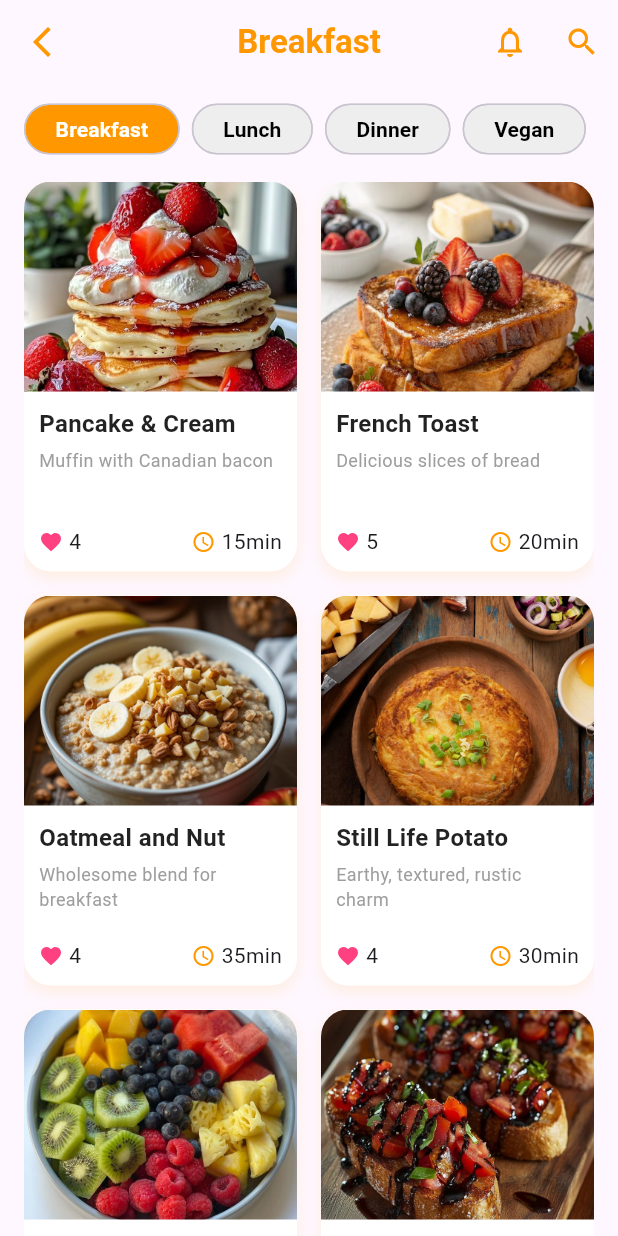
After one commit to LORN-Hongnida/RecipeBuddy, a Flutter app: the BreakfastPage screen opened directly, on a phone screen of 412 x 824 dp. The commit adds this screen. Run offline on Flutter 3.47's test engine with Material 3 defaults, Android fonts, the phone set to English and light mode, and no system bars; our stand-ins replace device_preview, firebase_auth, firebase_core; accounts and stored records are empty.

Commit message:
breakfast page & recipe detail page update

```diff
--- /dev/null
+++ b/lib/pages/breakfast_page.dart
@@ -0,0 +1,239 @@
+import 'package:flutter/material.dart';
+import 'recipe_detail_page.dart'; // import the detail page
+
+class BreakfastPage extends StatelessWidget {
+  const BreakfastPage({super.key});
+
+  @override
+  Widget build(BuildContext context) {
+    return Scaffold(// Soft light background
+      appBar: AppBar(
+        elevation: 0,
+        leading: IconButton(
+          icon: const Icon(Icons.arrow_back_ios_new, color: Colors.orange),
+          onPressed: () {
+            Navigator.pop(context);
+          },
+        ),
+        title: const Text(
+          'Breakfast',
+          style: TextStyle(
+            color: Colors.orange,
+            fontWeight: FontWeight.bold,
+            fontSize: 22,
+          ),
+        ),
+        centerTitle: true,
+        actions: [
+          IconButton(
+            icon: const Icon(Icons.notifications_none, color: Colors.orange),
+            onPressed: () {},
+          ),
+          IconButton(
+            icon: const Icon(Icons.search, color: Colors.orange),
+            onPressed: () {},
+          ),
+        ],
+      ),
+      body: Column(
+        children: [
+          // Category Tabs
+          Padding(
+            padding: const EdgeInsets.symmetric(horizontal: 16, vertical: 10),
+            child: SizedBox(
+              height: 40,
+              child: ListView(
+                scrollDirection: Axis.horizontal,
+                children: const [
+                  CategoryTab(title: 'Breakfast', selected: true),
+                  CategoryTab(title: 'Lunch'),
+                  CategoryTab(title: 'Dinner'),
+                  CategoryTab(title: 'Vegan'),
+                  CategoryTab(title: 'Drinks'),
+                ],
+              ),
+            ),
+          ),
+          const SizedBox(height: 5),
+          // Grid of food cards
+          Expanded(
+            child: Padding(
+              padding: const EdgeInsets.symmetric(horizontal: 16),
+              child: GridView.builder(
+                itemCount: foodItems.length,
+                gridDelegate: const SliverGridDelegateWithFixedCrossAxisCount(
+                  crossAxisCount: 2,
+                  mainAxisSpacing: 16,
+                  crossAxisSpacing: 16,
+                  childAspectRatio: 0.70,
+                ),
+                itemBuilder: (context, index) {
+                  final item = foodItems[index];
+                  return GestureDetector(
+                    onTap: () {
+                      Navigator.push(
+                        context,
+                        MaterialPageRoute(
+                          builder: (context) => RecipeDetailPage(recipe: item),
+                        ),
+                      );
+                    },
+                    child: Container(
+                      decoration: BoxDecoration(
+                        color: Colors.white,
+                        borderRadius: BorderRadius.circular(18),
+                        boxShadow: [
+                          BoxShadow(
+                            color: Colors.orange.shade100.withOpacity(0.4),
+                            blurRadius: 8,
+                            offset: const Offset(0, 4),
+                          ),
+                        ],
+                      ),
+                      child: Column(
+                        crossAxisAlignment: CrossAxisAlignment.start,
+                        children: [
+                          ClipRRect(
+                            borderRadius: const BorderRadius.vertical(top: Radius.circular(18)),
+                            child: Image.asset(
+                              item['image']!,
+                              height: 140,
+                              width: double.infinity,
+                              fit: BoxFit.cover,
+                            ),
+                          ),
+                          Expanded(
+                            child: Padding(
+                              padding: const EdgeInsets.all(10),
+                              child: Column(
+                                crossAxisAlignment: CrossAxisAlignment.start,
+                                children: [
+                                  Text(
+                                    item['title']!,
+                                    style: const TextStyle(
+                                      fontWeight: FontWeight.bold,
+                                      fontSize: 16,
+                                      color: Colors.black87,
+                                    ),
+                                    maxLines: 1,
+                                    overflow: TextOverflow.ellipsis,
+                                  ),
+                                  const SizedBox(height: 4),
+                                  Text(
+                                    item['subtitle']!,
+                                    style: const TextStyle(
+                                      color: Colors.grey,
+                                      fontSize: 12,
+                                    ),
+                                    maxLines: 2,
+                                    overflow: TextOverflow.ellipsis,
+                                  ),
+                                  const Spacer(),
+                                  Row(
+                                    mainAxisAlignment: MainAxisAlignment.spaceBetween,
+                                    children: [
+                                      Row(
+                                        children: [
+                                          const Icon(Icons.favorite, size: 16, color: Colors.pinkAccent),
+                                          const SizedBox(width: 4),
+                                          Text(item['rating']!),
+                                        ],
+                                      ),
+                                      Row(
+                                        children: [
+                                          const Icon(Icons.access_time, size: 16, color: Colors.orange),
+                                          const SizedBox(width: 4),
+                                          Text(item['time']!),
+                                        ],
+                                      ),
+                                    ],
+                                  ),
+                                ],
+                              ),
+                            ),
+                          ),
+                        ],
+                      ),
+                    ),
+                  );
+                },
+              ),
+            ),
+          ),
+        ],
+      ),
+    );
+  }
+}
+
+class CategoryTab extends StatelessWidget {
+  final String title;
+  final bool selected;
+
+  const CategoryTab({super.key, required this.title, this.selected = false});
+
+  @override
+  Widget build(BuildContext context) {
+    return Padding(
+      padding: const EdgeInsets.only(right: 8),
+      child: Chip(
+        label: Text(title),
+        backgroundColor: selected ? Colors.orange : Colors.grey[200],
+        labelStyle: TextStyle(
+          color: selected ? Colors.white : Colors.black,
+          fontWeight: FontWeight.w600,
+        ),
+        shape: RoundedRectangleBorder(
+          borderRadius: BorderRadius.circular(20),
+        ),
+        padding: const EdgeInsets.symmetric(horizontal: 12, vertical: 4),
+      ),
+    );
+  }
+}
+
+// Dummy food items list
+final List<Map<String, String>> foodItems = [
+  {
+    'title': 'Pancake & Cream',
+    'subtitle': 'Muffin with Canadian bacon',
+    'rating': '4',
+    'image': 'assets/images/pancake_cream.jpg',
+    'time': '15min',
+  },
+  {
+    'title': 'French Toast',
+    'subtitle': 'Delicious slices of bread',
+    'rating': '5',
+    'image': 'assets/images/french_toast.jpg',
+    'time': '20min',
+  },
+  {
+    'title': 'Oatmeal and Nut',
+    'subtitle': 'Wholesome blend for breakfast',
+    'rating': '4',
+    'image': 'assets/images/oatmeal_nuts.jpg',
+    'time': '35min',
+  },
+  {
+    'title': 'Still Life Potato',
+    'subtitle': 'Earthy, textured, rustic charm',
+    'rating': '4',
+    'image': 'assets/images/still_potato.jpg',
+    'time': '30min',
+  },
+  {
+    'title': 'Fruit Bowl',
+    'subtitle': 'Strawberry, Blueberry & Mint',
+    'rating': '5',
+    'image': 'assets/images/fruit_bowl.jpg',
+    'time': '10min',
+  },
+  {
+    'title': 'Bruschetta Toast',
+    'subtitle': 'Fresh tomato and basil toast',
+    'rating': '5',
+    'image': 'assets/images/bruschetta_toast.jpg',
+    'time': '12min',
+  },
+];
--- a/lib/pages/category_page.dart
+++ b/lib/pages/category_page.dart
@@ -3,6 +3,7 @@ import '../widget/custom_bottom_nav.dart'; // Make sure this is created
 import 'home_page.dart';
 import 'scan_page.dart';
 import 'profile_page.dart';
+import 'breakfast_page.dart';
 
 class CategoryPage extends StatefulWidget {
   const CategoryPage({super.key});
@@ -83,7 +84,12 @@ class _CategoryPageState extends State<CategoryPage> {
             final category = categories[index];
             return GestureDetector(
               onTap: () {
-                // TODO: Handle category tap
+                if (category['title'] == 'Breakfast') {
+                  Navigator.push(
+                    context,
+                    MaterialPageRoute(builder: (_) => const BreakfastPage()),
+                  );
+                }
               },
               child: Container(
                 decoration: BoxDecoration(
@@ -122,6 +128,7 @@ class _CategoryPageState extends State<CategoryPage> {
               ),
             );
           },
+
         ),
       ),
       bottomNavigationBar: CustomBottomNavBar(
```
Also changed, not shown: lib/pages/recipe_detail_page.dart (added, +207 -0 lines), assets/images/bruschetta_toast.jpg (added), assets/images/french_toast.jpg (added), assets/images/fruit_bowl.jpg (added), assets/images/oatmeal_nuts.jpg (added), assets/images/pancake_cream.jpg (added), assets/images/still_potato.jpg (added).
